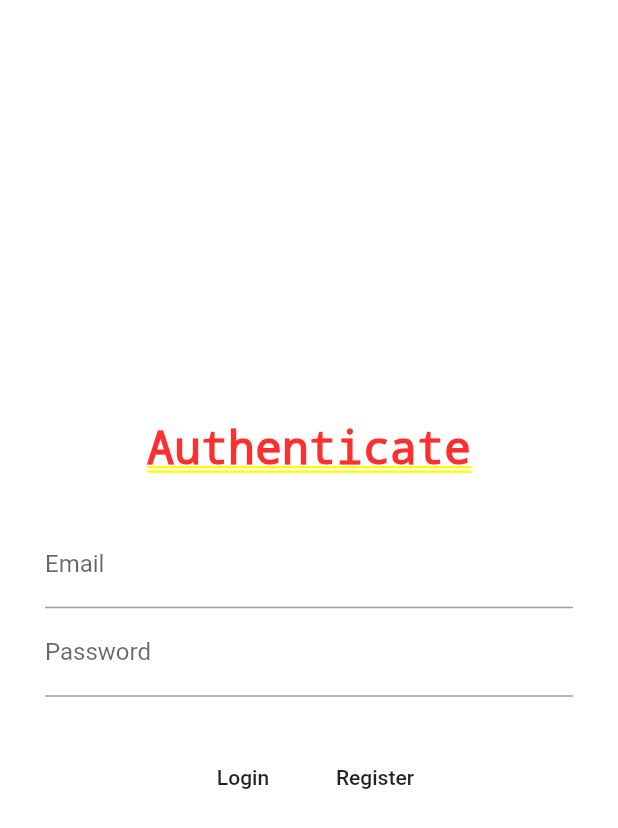
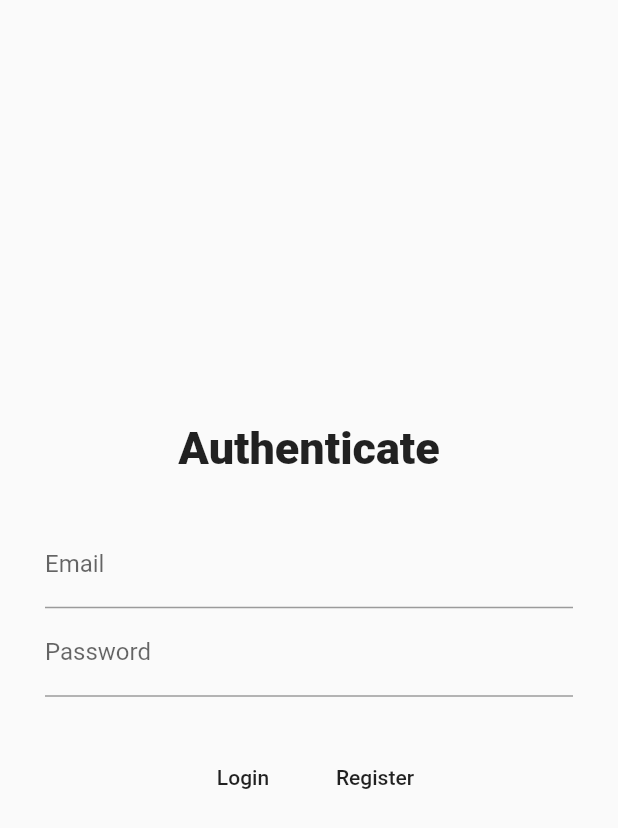
Before and after one commit to nlg8111/MealPlannerFlutter, a Flutter app: the screen it shows after launch, on a phone screen of 412 x 824 dp. Shown: the top 828 px of the screen. Run offline on Flutter 3.47's test engine with Material 2 defaults, Android fonts, the phone set to English and light mode, and no system bars; our stand-ins replace cloud_firestore, firebase_auth, firebase_core; accounts and stored records are empty.

Commit message:
Fix welcomescreen being broken

```diff
--- a/lib/welcome/welcome_screen.dart
+++ b/lib/welcome/welcome_screen.dart
@@ -76,7 +76,8 @@ class _WelcomeScreenState extends State<WelcomeScreen> {
 
   @override
   Widget build(BuildContext context) {
-    return SafeArea(
+    return Scaffold(
+      body: SafeArea(
         child: Center(
           child: Padding(
             padding: const EdgeInsets.all(kSize),
@@ -123,6 +124,7 @@ class _WelcomeScreenState extends State<WelcomeScreen> {
             ),
           ),
         ),
+      ),
     );
   }
 }
```
Lines whose indentation alone changed are shown as unchanged.
